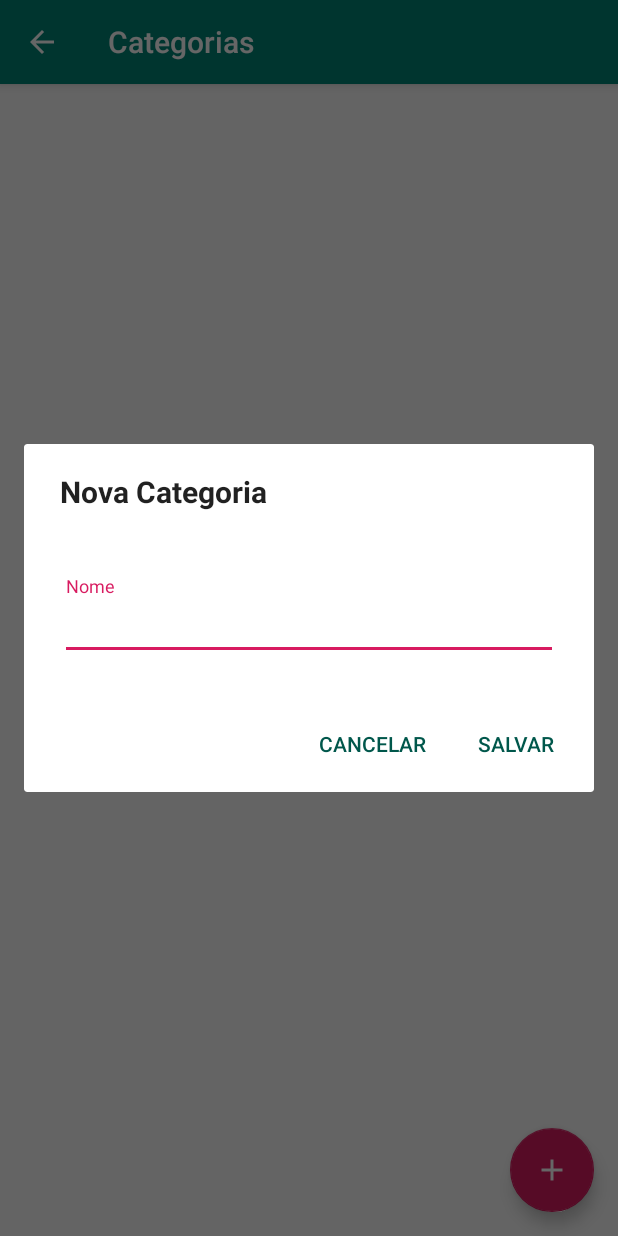
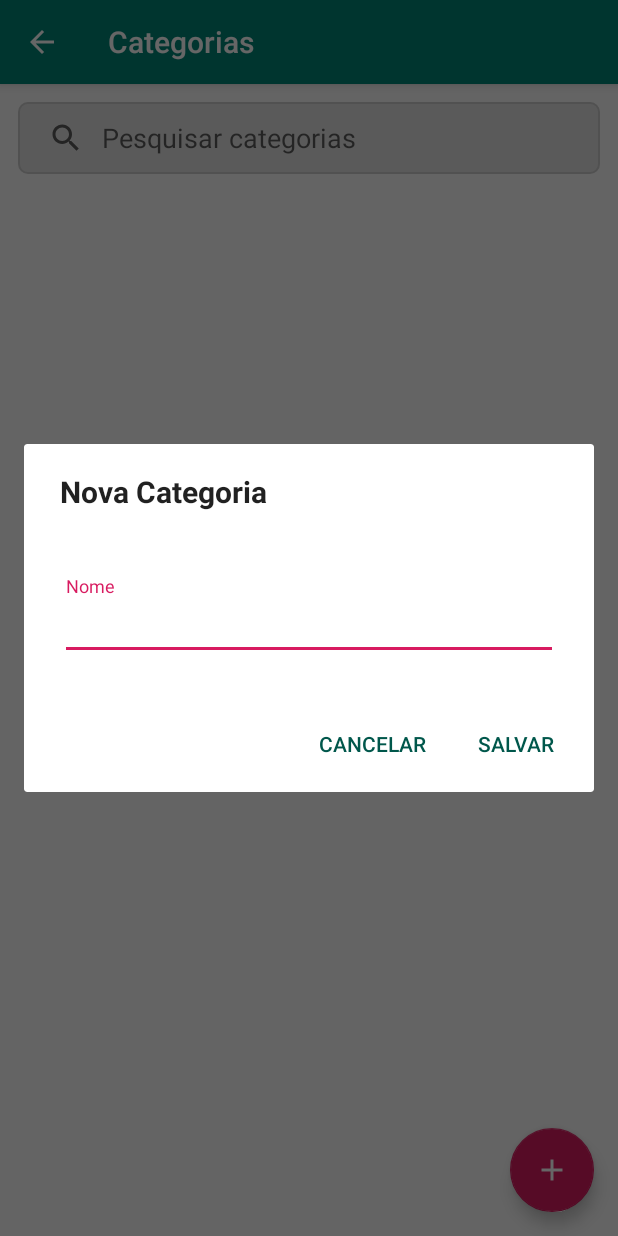
Before and after one commit to rotacilio/cia-das-bolsas-2.0, an Android app: the CategoriesActivity screen opened directly, with no data from a screen before it, after a tap on an icon or button, on a phone screen of 412 x 824 dp. Run offline under Robolectric (Android 15) with nearby library versions, the phone set to English and light mode, and no system bars; our stand-ins replace Firebase (no records; nobody signed in at launch, a user with empty details on screens opened directly).

Commit message:
filtrar categorias

```diff
--- a/app/src/main/java/br/com/rotacilio/ciadasbolsas/views/CategoriesActivity.kt
+++ b/app/src/main/java/br/com/rotacilio/ciadasbolsas/views/CategoriesActivity.kt
@@ -6,6 +6,7 @@ import android.support.v4.widget.SwipeRefreshLayout
 import android.support.v7.app.AppCompatActivity
 import android.support.v7.widget.DividerItemDecoration
 import android.support.v7.widget.LinearLayoutManager
+import android.support.v7.widget.SearchView
 import android.view.View
 import android.widget.Toast
 import br.com.rotacilio.ciadasbolsas.R
@@ -27,12 +28,22 @@ class CategoriesActivity : AppCompatActivity(), View.OnClickListener {
         loadData()
     }
 
+    private val queryTextListener = object : SearchView.OnQueryTextListener {
+        override fun onQueryTextSubmit(p0: String?): Boolean = false
+        override fun onQueryTextChange(newText: String?): Boolean {
+            mAdapter?.filter(newText!!)
+            return false
+        }
+
+    }
+
     override fun onCreate(savedInstanceState: Bundle?) {
         super.onCreate(savedInstanceState)
         setContentView(R.layout.activity_categories)
 
         fabNewCategory.setOnClickListener(this)
         refreshLayoutCategories.setOnRefreshListener(refreshListener)
+        searchViewCategories.setOnQueryTextListener(queryTextListener)
 
         configureRecyclerView()
         loadData()
--- /dev/null
+++ b/app/src/main/res/drawable/bg_search_view.xml
@@ -0,0 +1,10 @@
+<?xml version="1.0" encoding="utf-8"?>
+<shape
+        xmlns:android="http://schemas.android.com/apk/res/android"
+        android:shape="rectangle">
+
+    <solid android:color="#e3e3e3" />
+    <corners android:radius="6dp" />
+    <stroke android:width="1dp" android:color="#CCCCCC" />
+
+</shape>
--- a/app/src/main/res/layout/activity_categories.xml
+++ b/app/src/main/res/layout/activity_categories.xml
@@ -6,7 +6,36 @@
         android:layout_width="match_parent"
         android:layout_height="match_parent">
 
-    <include layout="@layout/content_categories_list" />
+    <LinearLayout
+            android:id="@+id/search_layout"
+            android:layout_width="match_parent"
+            android:layout_height="@dimen/height48"
+            android:layout_marginTop="@dimen/margin12"
+            android:layout_marginStart="@dimen/margin12"
+            android:layout_marginEnd="@dimen/margin12"
+            android:background="@drawable/bg_search_view"
+            android:orientation="vertical"
+            app:layout_constraintTop_toTopOf="parent"
+            app:layout_constraintStart_toStartOf="parent"
+            app:layout_constraintEnd_toEndOf="parent">
+
+        <android.support.v7.widget.SearchView
+                android:id="@+id/searchViewCategories"
+                android:layout_width="match_parent"
+                android:layout_height="match_parent"
+                android:focusable="false"
+                app:queryBackground="@color/colorTransparent"
+                app:iconifiedByDefault="false"
+                app:queryHint="@string/find_categories"/>
+
+    </LinearLayout>
+
+    <include
+            android:layout_width="match_parent"
+            android:layout_height="0dp"
+            android:layout_marginTop="@dimen/margin12"
+            app:layout_constraintTop_toBottomOf="@id/search_layout"
+            layout="@layout/content_categories_list" />
 
     <android.support.design.widget.FloatingActionButton
             android:id="@+id/fabNewCategory"
--- a/app/src/main/res/values/dimens.xml
+++ b/app/src/main/res/values/dimens.xml
@@ -10,4 +10,7 @@
     <dimen name="margin72">72dp</dimen>
     <dimen name="padding8">8dp</dimen>
     <dimen name="padding24">24dp</dimen>
+    <dimen name="margin12">12dp</dimen>
+    <dimen name="margin8">8dp</dimen>
+    <dimen name="height48">48dp</dimen>
 </resources>
--- a/app/src/main/res/values/strings.xml
+++ b/app/src/main/res/values/strings.xml
@@ -23,4 +23,5 @@
     <string name="save">Salvar</string>
     <string name="error_message_empty_category_name">O nome da categoria não pode ser vazio</string>
     <string name="saving">Salvando...</string>
+    <string name="find_categories">Pesquisar categorias</string>
 </resources>
```
Also changed, not shown: app/src/main/java/br/com/rotacilio/ciadasbolsas/adapters/CategoriesAdapter.kt (+19 -0 lines).
